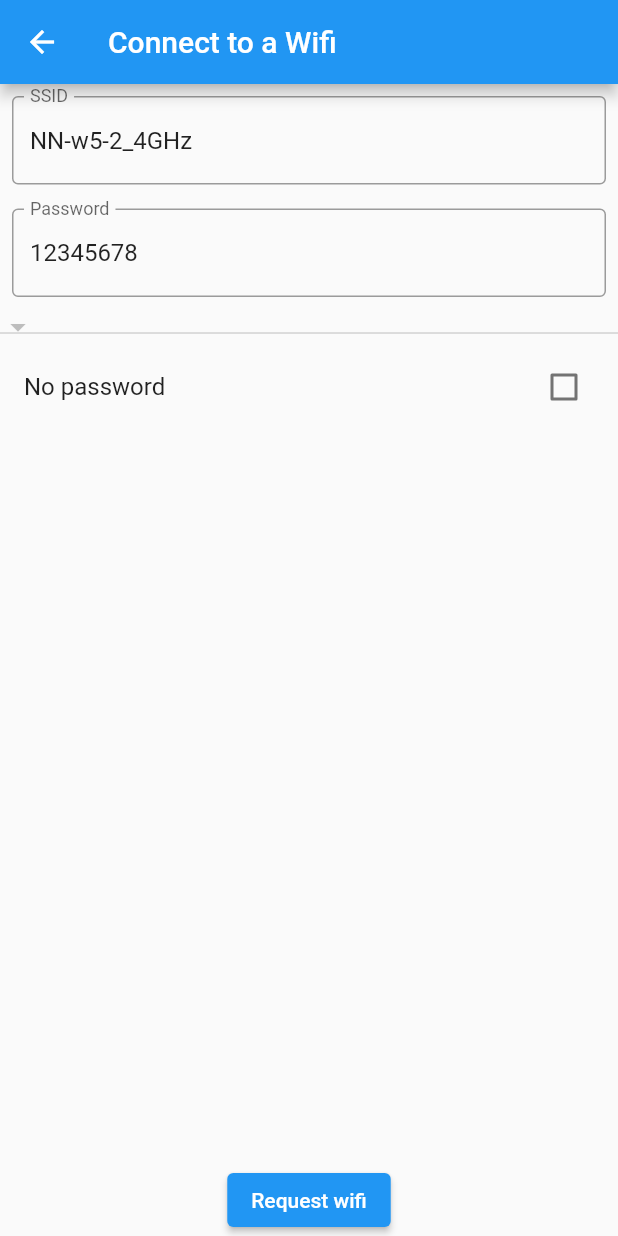
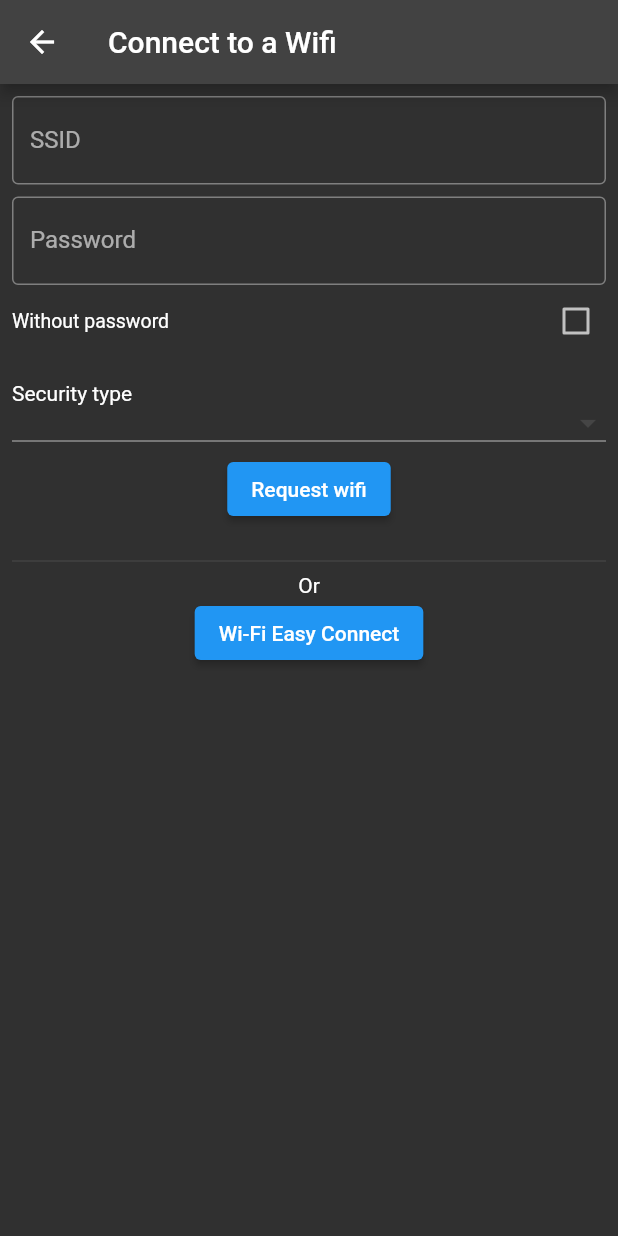
Before and after one commit to jbrenorv/wifi-manager-flutter, a Flutter app: the screen it shows after launch, after a tap on the "wifi" icon, on a phone screen of 412 x 824 dp. Run offline on Flutter 3.47's test engine with Material 2 defaults, Android fonts, the phone set to English and light mode, and no system bars; missing offline and left inert: wifi_manager.

Commit message:
add: wifi easy connect action

```diff
--- a/lib/main.dart
+++ b/lib/main.dart
@@ -15,7 +15,7 @@ class MyApp extends StatelessWidget {
   Widget build(BuildContext context) {
     return MaterialApp(
       title: 'Flutter Demo',
-      theme: ThemeData(primarySwatch: Colors.blue),
+      theme: ThemeData.dark(),
       home: const MyHomePage(title: 'Flutter Demo Home Page'),
     );
   }
@@ -69,10 +69,12 @@ class _MyHomePageState extends State<MyHomePage> {
       appBar: AppBar(title: Text(widget.title)),
       body: Center(
         child: SingleChildScrollView(
+          padding: const EdgeInsets.all(8.0),
           child: Column(
             mainAxisAlignment: MainAxisAlignment.center,
             children: <Widget>[
               Text('Platform verion: $platformVersion'),
+              const SizedBox(height: 8.0),
               Text(networkSSID ?? 'Loading SSID...'),
             ],
           ),
--- a/lib/request_wifi_page.dart
+++ b/lib/request_wifi_page.dart
@@ -10,8 +10,8 @@ class RequestWifiPage extends StatefulWidget {
 }
 
 class _RequestWifiPageState extends State<RequestWifiPage> {
-  final _ssidInputController = TextEditingController(text: "NN-w5-2_4GHz");
-  final _passInputController = TextEditingController(text: "12345678");
+  final _ssidInputController = TextEditingController();
+  final _passInputController = TextEditingController();
   final _formKey = GlobalKey<FormState>();
   final _wifiManager = WifiManager();
 
@@ -29,23 +29,42 @@ class _RequestWifiPageState extends State<RequestWifiPage> {
     }
   }
 
+  void _connectUsingWifiEasyConnect() =>
+      _wifiManager.connectUsingWifiEasyConnect();
+
   @override
   Widget build(BuildContext context) {
     return Scaffold(
       appBar: AppBar(title: const Text("Connect to a Wifi")),
       body: Form(
         key: _formKey,
+        child: SingleChildScrollView(
+          padding: const EdgeInsets.all(8.0),
           child: Column(
+            mainAxisSize: MainAxisSize.min,
             crossAxisAlignment: CrossAxisAlignment.stretch,
             children: [
               _buildTextField(
                   labelText: "SSID", controller: _ssidInputController),
+              const SizedBox(height: 8.0),
               _buildTextField(
                 labelText: "Password",
                 controller: _passInputController,
                 enebled: hasPassword,
               ),
+              CheckboxListTile(
+                dense: true,
+                contentPadding: EdgeInsets.zero,
+                value: !hasPassword,
+                onChanged: (value) =>
+                    setState(() => hasPassword = !hasPassword),
+                title: const Text("Without password"),
+              ),
+              const SizedBox(height: 16.0),
+              const Text("Security type"),
               DropdownButton<WifiSecurityType>(
+                isDense: true,
+                isExpanded: true,
                 value: _wifiSecurityType,
                 items: WifiSecurityType.values
                     .where((wst) => wst != WifiSecurityType.none)
@@ -56,21 +75,24 @@ class _RequestWifiPageState extends State<RequestWifiPage> {
                     ? (value) => setState(() => _wifiSecurityType = value!)
                     : null,
               ),
-            CheckboxListTile(
-              value: !hasPassword,
-              onChanged: (value) => setState(() => hasPassword = !hasPassword),
-              title: const Text("No password"),
-            ),
-            Expanded(
-              child: Align(
-                alignment: Alignment.bottomCenter,
+              const SizedBox(height: 8.0),
+              Center(
                 child: ElevatedButton(
                   onPressed: _requestWifi,
                   child: const Text("Request wifi"),
                 ),
               ),
+              const SizedBox(height: 16.0),
+              const Divider(),
+              const Text("Or", textAlign: TextAlign.center),
+              Center(
+                child: ElevatedButton(
+                  onPressed: _connectUsingWifiEasyConnect,
+                  child: const Text("Wi-Fi Easy Connect"),
+                ),
               ),
             ],
+          ),
         ),
       ),
     );
@@ -81,16 +103,15 @@ class _RequestWifiPageState extends State<RequestWifiPage> {
     required TextEditingController controller,
     bool enebled = true,
   }) {
-    return Padding(
-      padding: const EdgeInsets.all(8.0),
-      child: TextField(
+    return TextFormField(
       enabled: enebled,
       controller: controller,
       decoration: InputDecoration(
         border: const OutlineInputBorder(),
         label: Text(labelText),
       ),
-      ),
+      validator: (value) =>
+          (enebled && ((value ?? "").isNotEmpty) ? null : "Obrigatório"),
     );
   }
 }
--- a/pubspec.yaml
+++ b/pubspec.yaml
@@ -19,7 +19,7 @@ dependencies:
   wifi_manager:
     git:
       url: https://github.com/jbrenorv/wifi-manager
-      ref: cfc9b270f4b2f1cbc105d0ad74d1fee9f729588a
+      ref: a465046bc557ab15c5d7a78c021603a6ddff48d9
 
   cupertino_icons: ^1.0.2
 
```
Also changed, not shown: pubspec.lock, 1 other file. Lines whose indentation alone changed are shown as unchanged.
